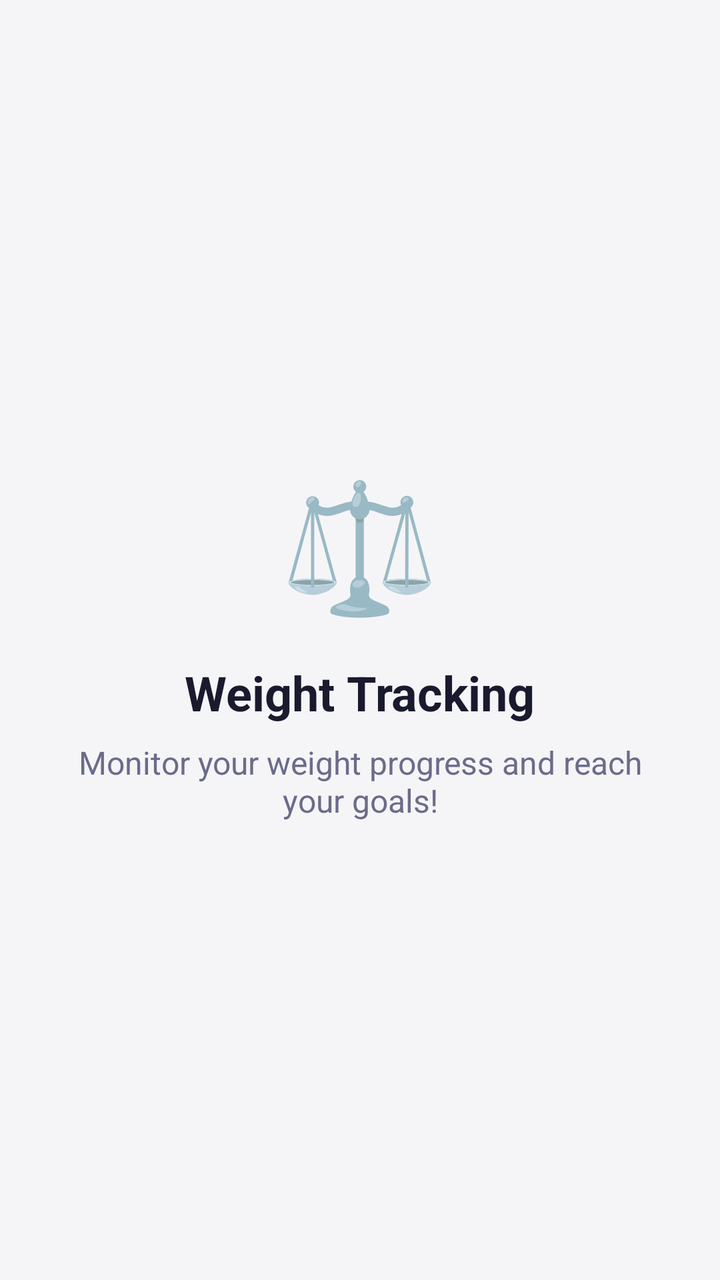
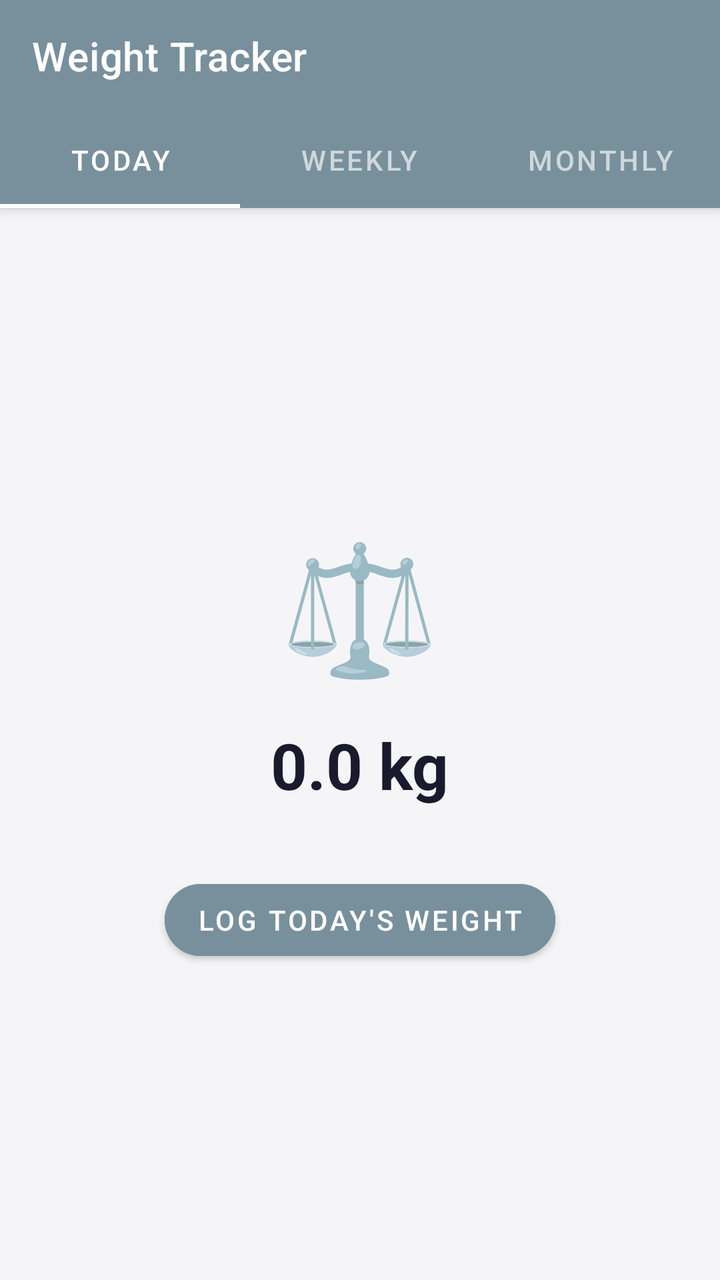

The first picture is an Android layout as it rendered before a commit; the second is the same layout after the commit. The layout source and the unified diff follow.
<!-- AndroidManifest.xml: application theme Theme.DailyRoutine -->
<!-- res/layout/activity_weight.xml -->
<?xml version="1.0" encoding="utf-8"?>
<LinearLayout xmlns:android="http://schemas.android.com/apk/res/android"
    android:layout_width="match_parent"
    android:layout_height="match_parent"
    android:orientation="vertical"
    android:gravity="center"
    android:background="@color/bgPage"
    android:padding="24dp">

    <TextView
        android:layout_width="wrap_content"
        android:layout_height="wrap_content"
        android:text="⚖️"
        android:textSize="64sp"/>

    <TextView
        android:layout_width="wrap_content"
        android:layout_height="wrap_content"
        android:layout_marginTop="16dp"
        android:text="Weight Tracking"
        android:textSize="24sp"
        android:textStyle="bold"
        android:textColor="@color/textPrimary"/>

    <TextView
        android:layout_width="wrap_content"
        android:layout_height="wrap_content"
        android:layout_marginTop="8dp"
        android:text="Monitor your weight progress and reach your goals!"
        android:textSize="16sp"
        android:textColor="@color/textSecondary"
        android:gravity="center"/>

</LinearLayout>
<!-- resources referenced by this layout -->
<resources>
  <color name="bgPage">#F5F5F7</color>
  <color name="textPrimary">#1A1A2E</color>
  <color name="textSecondary">#6B6B8A</color>
  <style name="Theme.DailyRoutine" parent="Theme.MaterialComponents.DayNight.NoActionBar">
          <item name="colorPrimary">@color/primary</item>
          <item name="colorPrimaryVariant">@color/primaryDark</item>
          <item name="colorOnPrimary">@android:color/white</item>
          <item name="colorSecondary">@color/accent</item>
          <item name="colorOnSecondary">@android:color/white</item>
          <item name="android:windowBackground">@color/bgPage</item>
          <item name="android:statusBarColor">@color/statusBar</item>
          <item name="android:navigationBarColor">@color/primaryDark</item>
          
          <item name="dialogCornerRadius">16dp</item>
      </style>
  <color name="primary">#5B5FEF</color>
  <color name="primaryDark">#3F41C2</color>
  <color name="accent">#7E57C2</color>
  <color name="statusBar">#5B5FEF</color>
</resources>

<!-- the commit's change to res/layout/activity_weight.xml (unified diff, before → after) -->
@@ -1,34 +1,107 @@
 <?xml version="1.0" encoding="utf-8"?>
-<LinearLayout xmlns:android="http://schemas.android.com/apk/res/android"
+<androidx.coordinatorlayout.widget.CoordinatorLayout xmlns:android="http://schemas.android.com/apk/res/android"
+    xmlns:app="http://schemas.android.com/apk/res-auto"
     android:layout_width="match_parent"
     android:layout_height="match_parent"
-    android:orientation="vertical"
-    android:gravity="center"
-    android:background="@color/bgPage"
-    android:padding="24dp">
+    android:background="@color/bgPage">
 
-    <TextView
-        android:layout_width="wrap_content"
+    <com.google.android.material.appbar.AppBarLayout
+        android:layout_width="match_parent"
         android:layout_height="wrap_content"
-        android:text="⚖️"
-        android:textSize="64sp"/>
+        android:background="@color/healthWeight">
 
-    <TextView
-        android:layout_width="wrap_content"
-        android:layout_height="wrap_content"
-        android:layout_marginTop="16dp"
-        android:text="Weight Tracking"
-        android:textSize="24sp"
-        android:textStyle="bold"
-        android:textColor="@color/textPrimary"/>
+        <androidx.appcompat.widget.Toolbar
+            android:id="@+id/toolbar"
+            android:layout_width="match_parent"
+            android:layout_height="?attr/actionBarSize"
+            app:title="Weight Tracker"
+            app:titleTextColor="@android:color/white"/>
 
-    <TextView
-        android:layout_width="wrap_content"
-        android:layout_height="wrap_content"
-        android:layout_marginTop="8dp"
-        android:text="Monitor your weight progress and reach your goals!"
-        android:textSize="16sp"
-        android:textColor="@color/textSecondary"
-        android:gravity="center"/>
+        <com.google.android.material.tabs.TabLayout
+            android:id="@+id/tabLayoutWeight"
+            android:layout_width="match_parent"
+            android:layout_height="wrap_content"
+            android:background="@color/healthWeight"
+            app:tabTextColor="#CFD8DC"
+            app:tabSelectedTextColor="@android:color/white"
+            app:tabIndicatorColor="@android:color/white"
+            app:tabMode="fixed">
+            <com.google.android.material.tabs.TabItem android:layout_width="wrap_content" android:layout_height="wrap_content" android:text="Today"/>
+            <com.google.android.material.tabs.TabItem android:layout_width="wrap_content" android:layout_height="wrap_content" android:text="Weekly"/>
+            <com.google.android.material.tabs.TabItem android:layout_width="wrap_content" android:layout_height="wrap_content" android:text="Monthly"/>
+        </com.google.android.material.tabs.TabLayout>
 
-</LinearLayout>
+    </com.google.android.material.appbar.AppBarLayout>
+
+    <FrameLayout
+        android:layout_width="match_parent"
+        android:layout_height="match_parent"
+        app:layout_behavior="@string/appbar_scrolling_view_behavior">
+
+        
+        <LinearLayout
+            android:id="@+id/viewTodayWeight"
+            android:layout_width="match_parent"
+            android:layout_height="match_parent"
+            android:orientation="vertical"
+            android:gravity="center"
+            android:padding="32dp"
+            android:visibility="visible">
+
+            <TextView android:layout_width="wrap_content" android:layout_height="wrap_content" android:text="⚖️" android:textSize="64sp"/>
+            <TextView android:id="@+id/tvCurrentWeight" android:layout_width="wrap_content" android:layout_height="wrap_content" android:text="0.0 kg" android:textSize="32sp" android:textStyle="bold" android:textColor="@color/textPrimary" android:layout_marginTop="16dp"/>
+
+            <com.google.android.material.button.MaterialButton
+                android:id="@+id/btnLogWeight"
+                android:layout_width="wrap_content"
+                android:layout_height="wrap_content"
+                android:layout_marginTop="32dp"
+                android:text="Log Today's Weight"
+                app:cornerRadius="24dp"
+                android:backgroundTint="@color/healthWeight"/>
+        </LinearLayout>
+
+        
+        <LinearLayout
+            android:id="@+id/viewWeeklyWeight"
+            android:layout_width="match_parent"
+            android:layout_height="match_parent"
+            android:orientation="vertical"
+            android:visibility="gone">
+            <HorizontalScrollView
+                android:layout_width="match_parent"
+                android:layout_height="320dp"
+                android:scrollbars="none">
+                <LinearLayout
+                    android:id="@+id/llWeeklyWeightGraph"
+                    android:layout_width="wrap_content"
+                    android:layout_height="match_parent"
+                    android:orientation="horizontal"
+                    android:padding="16dp"
+                    android:gravity="bottom"/>
+            </HorizontalScrollView>
+        </LinearLayout>
+
+        
+        <LinearLayout
+            android:id="@+id/viewMonthlyWeight"
+            android:layout_width="match_parent"
+            android:layout_height="match_parent"
+            android:orientation="vertical"
+            android:visibility="gone">
+            <HorizontalScrollView
+                android:layout_width="match_parent"
+                android:layout_height="320dp"
+                android:scrollbars="none">
+                <LinearLayout
+                    android:id="@+id/llMonthlyWeightGraph"
+                    android:layout_width="wrap_content"
+                    android:layout_height="match_parent"
+                    android:orientation="horizontal"
+                    android:padding="16dp"
+                    android:gravity="bottom"/>
+            </HorizontalScrollView>
+        </LinearLayout>
+
+    </FrameLayout>
+</androidx.coordinatorlayout.widget.CoordinatorLayout>
<!-- resource entries referenced after the edit -->
@@ -1,8 +1,8 @@
 <!-- resources referenced by this layout -->
 <resources>
   <color name="bgPage">#F5F5F7</color>
+  <color name="healthWeight">#78909C</color>
   <color name="textPrimary">#1A1A2E</color>
-  <color name="textSecondary">#6B6B8A</color>
   <style name="Theme.DailyRoutine" parent="Theme.MaterialComponents.DayNight.NoActionBar">
           <item name="colorPrimary">@color/primary</item>
           <item name="colorPrimaryVariant">@color/primaryDark</item>
